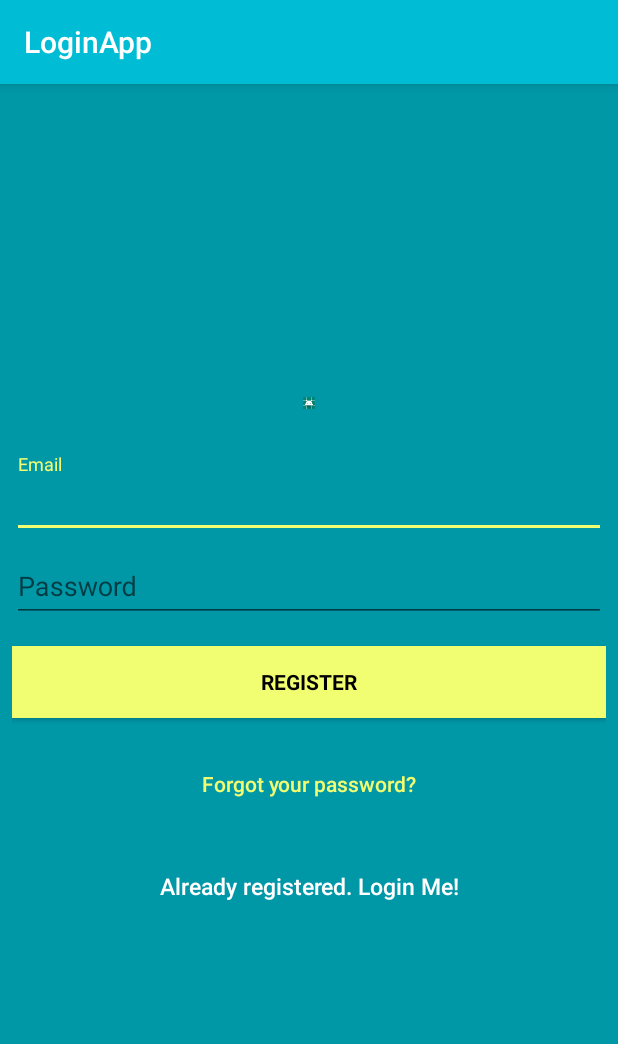
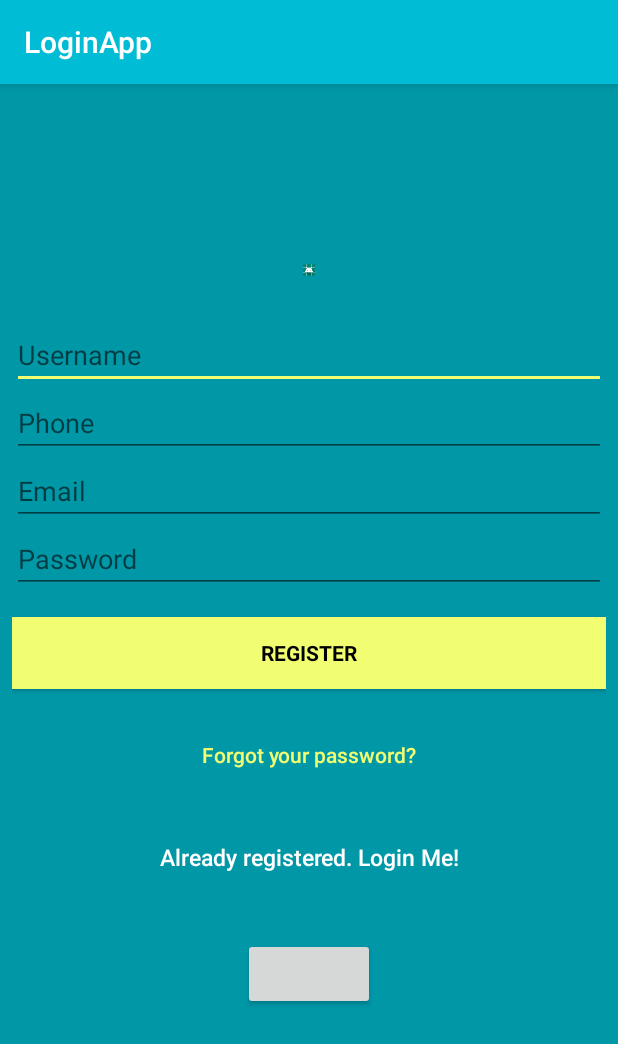
Before and after one commit to STOL7/Billify, an Android app: the SignupActivity screen opened directly, with no data from a screen before it, on a phone screen of 412 x 824 dp. Shown: the top 1044 px of the screen. Run offline under Robolectric (Android 15) with nearby library versions, the phone set to English and light mode, and no system bars; our stand-ins replace Firebase (no records; nobody signed in at launch, a user with empty details on screens opened directly); libraries missing offline, so code that uses them is left out: com.facebook, com.facebook.login; plain views replace LoginButton; 4 statements that could not run were skipped.

Commit message:
20-success

```diff
--- a/app/build.gradle
+++ b/app/build.gradle
@@ -39,6 +39,6 @@ dependencies {
     implementation 'com.google.firebase:firebase-analytics:17.2.0'
     implementation 'com.google.firebase:firebase-auth:19.2.0'
     implementation 'com.facebook.android:facebook-login:[5,6)'
-    implementation 'com.google.firebase:firebase-database:19.2.0'
+    implementation 'com.google.firebase:firebase-database:19.1.0'
 
 }
--- a/app/src/main/res/layout-v26/activity_signup.xml
+++ /dev/null
@@ -1,112 +0,0 @@
-<?xml version="1.0" encoding="utf-8"?>
-<androidx.constraintlayout.widget.ConstraintLayout xmlns:android="http://schemas.android.com/apk/res/android"
-    xmlns:app="http://schemas.android.com/apk/res-auto"
-    xmlns:tools="http://schemas.android.com/tools"
-    android:layout_width="match_parent"
-    android:layout_height="match_parent"
-    tools:context=".SignupActivity">
-
-    <LinearLayout
-        android:id="@+id/linearLayout"
-        android:layout_width="0dp"
-        android:layout_height="0dp"
-        android:background="@color/colorPrimaryDark"
-        android:gravity="center"
-        android:orientation="vertical"
-        android:padding="@dimen/activity_horizontal_margin"
-        app:layout_constraintBottom_toBottomOf="parent"
-        app:layout_constraintEnd_toEndOf="parent"
-        app:layout_constraintStart_toStartOf="parent"
-        app:layout_constraintTop_toTopOf="parent">
-
-        <ImageView
-            android:layout_width="@dimen/logo_w_h"
-            android:layout_height="@dimen/logo_w_h"
-            android:layout_gravity="center_horizontal"
-            android:layout_marginBottom="30dp"
-            android:src="@mipmap/ic_launcher"
-            android:contentDescription="@string/todo" />
-
-        <android.support.design.widget.TextInputLayout
-            android:layout_width="match_parent"
-            android:layout_height="wrap_content">
-
-            <android.support.design.widget.TextInputEditText
-                android:id="@+id/email"
-                android:layout_width="match_parent"
-                android:layout_height="wrap_content"
-                android:hint="@string/email"
-                android:inputType="textEmailAddress"
-                android:maxLines="1"
-                android:singleLine="true"
-                android:textColor="@android:color/white"
-                android:autofillHints="" />
-
-        </android.support.design.widget.TextInputLayout>
-
-        <android.support.design.widget.TextInputLayout
-            android:layout_width="match_parent"
-            android:layout_height="wrap_content">
-
-            <android.support.design.widget.TextInputEditText
-                android:id="@+id/password"
-                android:layout_width="match_parent"
-                android:layout_height="wrap_content"
-                android:focusableInTouchMode="true"
-                android:hint="@string/hint_password"
-                android:imeActionId="123"
-                android:imeOptions="actionUnspecified"
-                android:inputType="textPassword"
-                android:maxLines="1"
-                android:singleLine="true"
-                android:textColor="@android:color/white" />
-
-        </android.support.design.widget.TextInputLayout>
-
-        <Button
-            android:id="@+id/sign_up_button"
-            style="?android:textAppearanceSmall"
-            android:layout_width="match_parent"
-            android:layout_height="wrap_content"
-            android:layout_marginTop="16dp"
-            android:background="@color/colorAccent"
-            android:text="@string/action_sign_in_short"
-            android:textColor="@android:color/black"
-            android:textStyle="bold" />
-
-        <Button
-            android:id="@+id/btn_reset_password"
-            android:layout_width="fill_parent"
-            android:layout_height="wrap_content"
-            android:layout_marginTop="20dip"
-            android:background="@null"
-            android:text="@string/btn_forgot_password"
-            android:textAllCaps="false"
-            android:textColor="@color/colorAccent" />
-
-        <!-- Link to Login Screen -->
-
-        <Button
-            android:id="@+id/sign_in_button"
-            android:layout_width="fill_parent"
-            android:layout_height="wrap_content"
-            android:layout_marginTop="20dip"
-            android:background="@null"
-            android:text="@string/btn_link_to_login"
-            android:textAllCaps="false"
-            android:textColor="@color/white"
-            android:textSize="15dp" />
-
-    </LinearLayout>
-
-
-
-    <ProgressBar
-        android:id="@+id/progressBar"
-        android:layout_width="30dp"
-        android:layout_height="30dp"
-        android:layout_gravity="center|bottom"
-        android:layout_marginBottom="20dp"
-        android:visibility="gone"
-        tools:ignore="MissingConstraints" />
-</androidx.constraintlayout.widget.ConstraintLayout>
```
Also changed, not shown: app/src/main/java/com/example/loginapp/MainActivity.java (+19 -8 lines), app/src/main/res/layout-v26/activity_login.xml (deleted, +0 -93 lines), app/src/main/res/layout-v26/activity_main.xml (deleted, +0 -11 lines).
